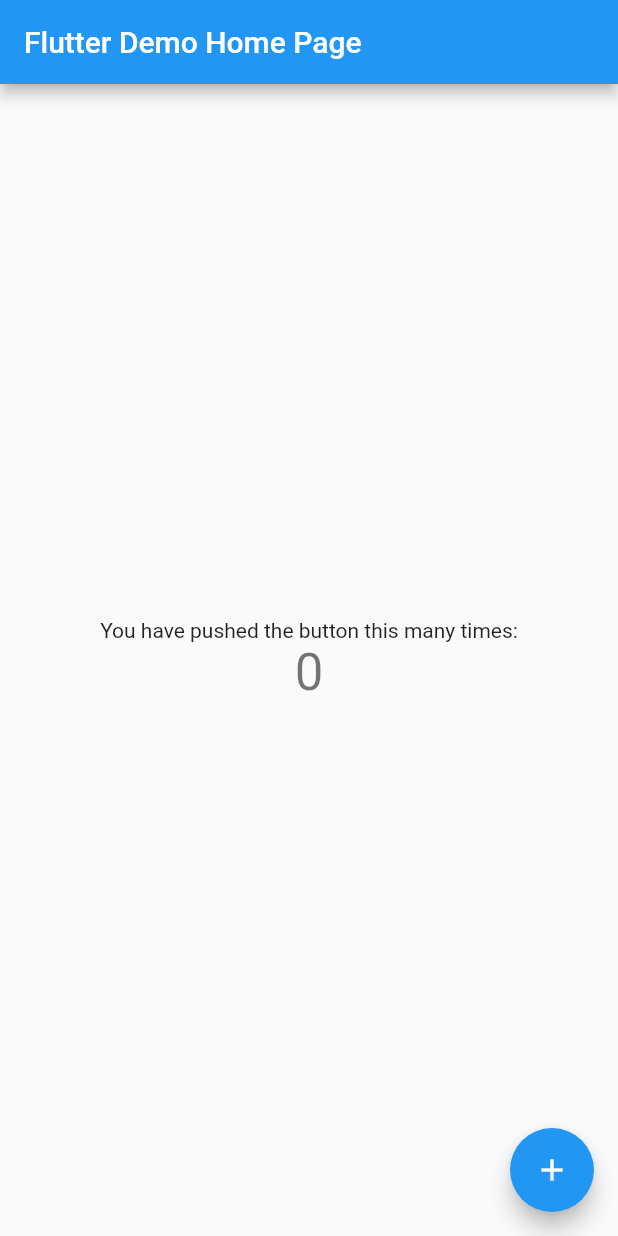
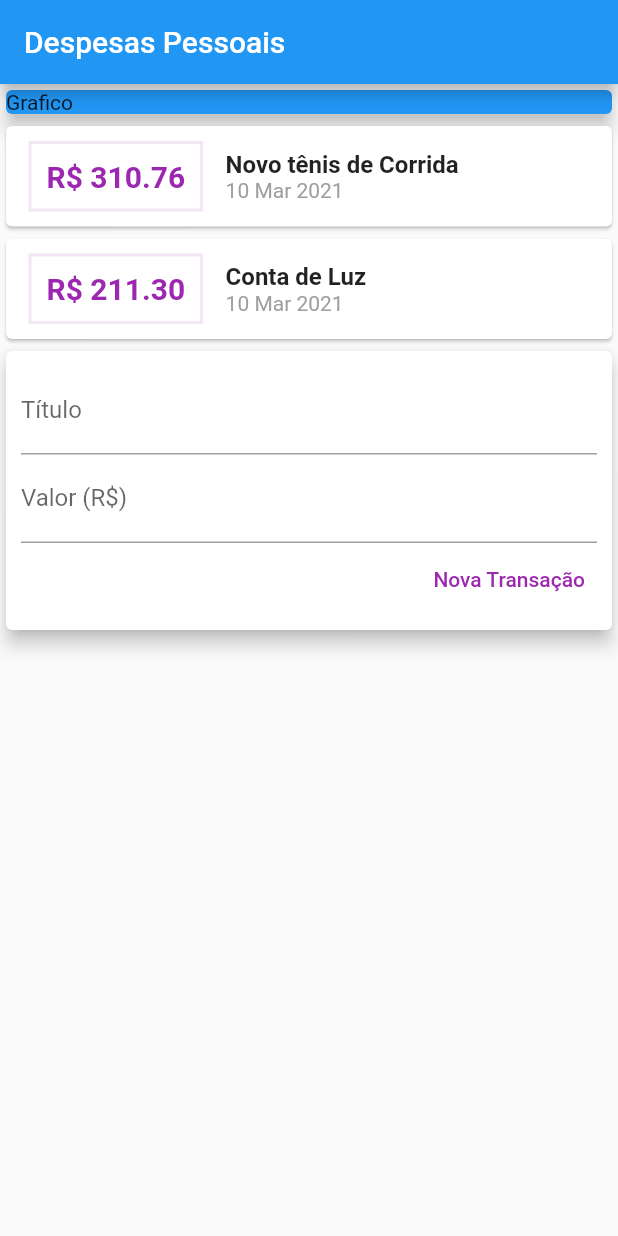
Before and after one commit to tiagomrluiz/Projetos_Flutters, a Flutter app: the screen it shows after launch, on a phone screen of 412 x 824 dp. Run offline on Flutter 3.47's test engine with Material 2 defaults, Android fonts, the phone set to English and light mode, and no system bars.

Commit message:
iniciandoProjetoDespesasPessoais
Projeto novo de controle de Despesas Pessoais

```diff
--- a/expenses/lib/main.dart
+++ b/expenses/lib/main.dart
@@ -1,113 +1,123 @@
+
+import 'package:expenses/models/transaction.dart';
 import 'package:flutter/material.dart';
-
-void main() {
-  runApp(MyApp());
+import 'package:intl/intl.dart';
+main() => runApp(ExpensesApp());
+class ExpensesApp extends StatelessWidget {
+  @override
+  Widget build(BuildContext context) {
+    return MaterialApp(home: MyHomePage());
+  }
 }
 
-class MyApp extends StatelessWidget {
-  // This widget is the root of your application.
+class MyHomePage extends StatelessWidget {
+  final _transactions = [
+    Transaction(
+      id: 't1',
+      title: 'Novo tênis de Corrida',
+      value: 310.76,
+      date: DateTime.now(),
+    ),
+    Transaction(
+      id: 't2',
+      title: 'Conta de Luz',
+      value: 211.30,
+      date: DateTime.now(),
+    ),
+  ];
+
+
   @override
   Widget build(BuildContext context) {
-    return MaterialApp(
-      title: 'Flutter Demo',
-      theme: ThemeData(
-        // This is the theme of your application.
-        //
-        // Try running your application with "flutter run". You'll see the
-        // application has a blue toolbar. Then, without quitting the app, try
-        // changing the primarySwatch below to Colors.green and then invoke
-        // "hot reload" (press "r" in the console where you ran "flutter run",
-        // or simply save your changes to "hot reload" in a Flutter IDE).
-        // Notice that the counter didn't reset back to zero; the application
-        // is not restarted.
-        primarySwatch: Colors.blue,
+    return Scaffold(
+      appBar: AppBar(
+        title: Text('Despesas Pessoais '),
       ),
-      home: MyHomePage(title: 'Flutter Demo Home Page'),
+      body: Column(
+        crossAxisAlignment: CrossAxisAlignment.stretch,
+        children: <Widget>[
+          Container(
+            width: double.infinity,
+            child: Card(
+              color: Colors.blue,
+              child: Text('Grafico'),
+              elevation: 5,
+            ),
+          ),
+          Column(
+            children: _transactions.map((tr) {
+              return Card(
+                child: Row(
+                  children: [
+                    Container(
+                      margin: EdgeInsets.symmetric(
+                        horizontal: 15,
+                        vertical: 10
+                      ),
+                      decoration: BoxDecoration(
+                        border: Border.all(
+                          color: Colors.purple[50],
+                          width: 2,
+                        )
+                      ),
+                      padding: EdgeInsets.all(10),
+                      child: Text(
+                        'R\$ ${tr.value.toStringAsFixed(2)}',
+                      style: TextStyle(fontWeight: FontWeight.bold,
+                      fontSize: 20,
+                      color: Colors.purple),),
+                    ),
+                    Column(
+                      crossAxisAlignment: CrossAxisAlignment.start,
+                      children: [
+                        Text(tr.title,
+                        style: TextStyle(
+                          fontWeight: FontWeight.bold,
+                          fontSize: 16,
+                        ),),
+                        Text(DateFormat('d MMM y').format(tr.date) ,
+                        style: TextStyle(
+                          color: Colors.grey
+                        ),)
+                      ],
+                    )
+                  ],
+                ),
+              );
+            }).toList(),
+          ),
+          Card(
+            elevation: 5,
+            child: Padding(
+              padding: const EdgeInsets.all(10.0),
+              child: Column(
+                children: [
+                  TextField(
+                    decoration: InputDecoration(
+                      labelText: 'Título'
+                    ),
+                  ),
+                  TextField(
+                    decoration: InputDecoration(
+                      labelText: 'Valor (R\$)'
+                    )
+                  ),
+                  Row(
+                    mainAxisAlignment: MainAxisAlignment.end,
+                    children: [
+                      TextButton(
+                        onPressed: (){},
+                        child: Text('Nova Transação',
+                        style: TextStyle(color: Colors.purple),)
+                      ),
+                    ],
+                  )
+                ],
+              ),
+            ),
+          )
+        ],
+      )
     );
   }
 }
-
-class MyHomePage extends StatefulWidget {
-  MyHomePage({Key key, this.title}) : super(key: key);
-
-  // This widget is the home page of your application. It is stateful, meaning
-  // that it has a State object (defined below) that contains fields that affect
-  // how it looks.
-
-  // This class is the configuration for the state. It holds the values (in this
-  // case the title) provided by the parent (in this case the App widget) and
-  // used by the build method of the State. Fields in a Widget subclass are
-  // always marked "final".
-
-  final String title;
-
-  @override
-  _MyHomePageState createState() => _MyHomePageState();
-}
-
-class _MyHomePageState extends State<MyHomePage> {
-  int _counter = 0;
-
-  void _incrementCounter() {
-    setState(() {
-      // This call to setState tells the Flutter framework that something has
-      // changed in this State, which causes it to rerun the build method below
-      // so that the display can reflect the updated values. If we changed
-      // _counter without calling setState(), then the build method would not be
-      // called again, and so nothing would appear to happen.
-      _counter++;
-    });
-  }
-
-  @override
-  Widget build(BuildContext context) {
-    // This method is rerun every time setState is called, for instance as done
-    // by the _incrementCounter method above.
-    //
-    // The Flutter framework has been optimized to make rerunning build methods
-    // fast, so that you can just rebuild anything that needs updating rather
-    // than having to individually change instances of widgets.
-    return Scaffold(
-      appBar: AppBar(
-        // Here we take the value from the MyHomePage object that was created by
-        // the App.build method, and use it to set our appbar title.
-        title: Text(widget.title),
-      ),
-      body: Center(
-        // Center is a layout widget. It takes a single child and positions it
-        // in the middle of the parent.
-        child: Column(
-          // Column is also a layout widget. It takes a list of children and
-          // arranges them vertically. By default, it sizes itself to fit its
-          // children horizontally, and tries to be as tall as its parent.
-          //
-          // Invoke "debug painting" (press "p" in the console, choose the
-          // "Toggle Debug Paint" action from the Flutter Inspector in Android
-          // Studio, or the "Toggle Debug Paint" command in Visual Studio Code)
-          // to see the wireframe for each widget.
-          //
-          // Column has various properties to control how it sizes itself and
-          // how it positions its children. Here we use mainAxisAlignment to
-          // center the children vertically; the main axis here is the vertical
-          // axis because Columns are vertical (the cross axis would be
-          // horizontal).
-          mainAxisAlignment: MainAxisAlignment.center,
-          children: <Widget>[
-            Text(
-              'You have pushed the button this many times:',
-            ),
-            Text(
-              '$_counter',
-              style: Theme.of(context).textTheme.headline4,
-            ),
-          ],
-        ),
-      ),
-      floatingActionButton: FloatingActionButton(
-        onPressed: _incrementCounter,
-        tooltip: 'Increment',
-        child: Icon(Icons.add),
-      ), // This trailing comma makes auto-formatting nicer for build methods.
-    );
-  }
-}
--- /dev/null
+++ b/expenses/lib/models/transaction.dart
@@ -0,0 +1,14 @@
+import 'package:flutter/foundation.dart';
+class Transaction {
+  final String id;
+  final String title;
+  final double value;
+  final DateTime date;
+
+  Transaction ({
+    @required this.id,
+    @required this.title,
+    @required this.value,
+    @required this.date
+    });
+}
```
Also changed, not shown: expenses/pubspec.yaml (+1 -10 lines), expenses/pubspec.lock, 1 other file.
